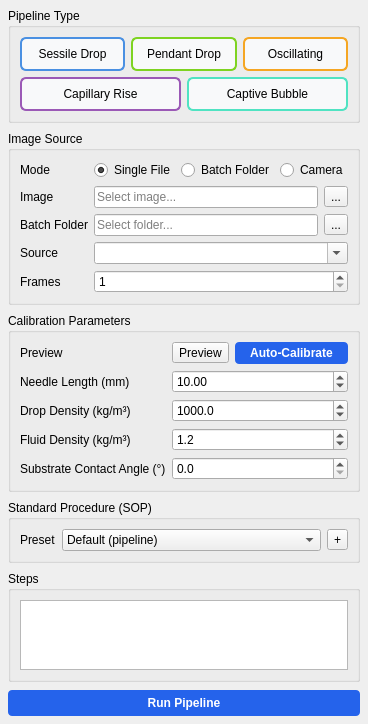
The window that src/menipy/gui/views/setup_panel.ui (carenaudo/Menipy) describes before a commit, drawn with Qt 5.
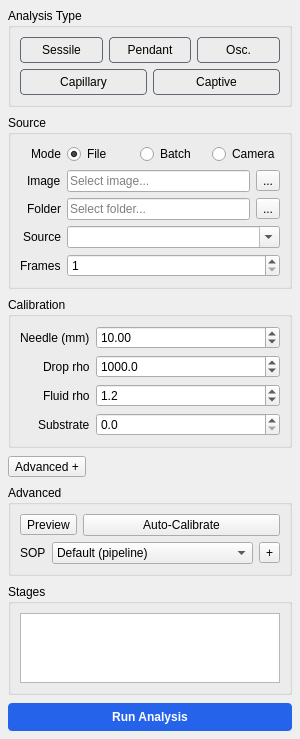
The same window after the commit. Icons and pictures are not drawn.

What changed in the file:
```diff
--- a/src/menipy/gui/views/setup_panel.ui
+++ b/src/menipy/gui/views/setup_panel.ui
@@ -6,8 +6,8 @@
    <rect>
     <x>0</x>
     <y>0</y>
-    <width>349</width>
-    <height>573</height>
+    <width>300</width>
+    <height>620</height>
    </rect>
   </property>
   <layout class="QVBoxLayout" name="root">
@@ -28,75 +28,42 @@
    </property>
    <item>
     <widget class="QGroupBox" name="pipelineGroup">
-     <property name="title">
-      <string>Pipeline Type</string>
-     </property>
+     <property name="title"><string>Analysis Type</string></property>
      <layout class="QVBoxLayout" name="pipelineButtonLayout">
+      <property name="spacing"><number>6</number></property>
       <item>
        <layout class="QHBoxLayout" name="pipelineButtons">
+        <property name="spacing"><number>6</number></property>
         <item>
          <widget class="QPushButton" name="sessileBtn">
-          <property name="text">
-           <string>Sessile Drop</string>
-          </property>
-          <property name="icon">
-           <iconset resource="../resources/menipy_icons.qrc">
-            <normaloff>:/icons/sessile.svg</normaloff>
-           </iconset>
-          </property>
-          <property name="checkable">
-           <bool>true</bool>
-          </property>
-          <property name="autoExclusive">
-           <bool>true</bool>
-          </property>
+          <property name="text"><string>Sessile</string></property>
+          <property name="checkable"><bool>true</bool></property>
+          <property name="autoExclusive"><bool>true</bool></property>
           <property name="styleSheet">
-           <string notr="true">QPushButton { text-align: center; padding: 8px; border: 2px solid #4A90E2; border-radius: 6px; background-color: #f8f9fa; }
-QPushButton:checked { background-color: #4A90E2; color: white; font-weight: bold; }</string>
+           <string notr="true">QPushButton { text-align: center; padding: 5px 6px; border: 1px solid #5f6773; border-radius: 4px; background: transparent; color: palette(text); }
+QPushButton:checked { border: 2px solid #4A90E2; font-weight: 600; }</string>
           </property>
          </widget>
         </item>
         <item>
          <widget class="QPushButton" name="pendantBtn">
-          <property name="text">
-           <string>Pendant Drop</string>
-          </property>
-          <property name="icon">
-           <iconset resource="../resources/menipy_icons.qrc">
-            <normaloff>:/icons/pendant.svg</normaloff>
-           </iconset>
-          </property>
-          <property name="checkable">
-           <bool>true</bool>
-          </property>
-          <property name="autoExclusive">
-           <bool>true</bool>
-          </property>
+          <property name="text"><string>Pendant</string></property>
+          <property name="checkable"><bool>true</bool></property>
+          <property name="autoExclusive"><bool>true</bool></property>
           <property name="styleSheet">
-           <string notr="true">QPushButton { text-align: center; padding: 8px; border: 2px solid #7ED321; border-radius: 6px; background-color: #f8f9fa; }
-QPushButton:checked { background-color: #7ED321; color: white; font-weight: bold; }</string>
+           <string notr="true">QPushButton { text-align: center; padding: 5px 6px; border: 1px solid #5f6773; border-radius: 4px; background: transparent; color: palette(text); }
+QPushButton:checked { border: 2px solid #4A90E2; font-weight: 600; }</string>
           </property>
          </widget>
         </item>
         <item>
          <widget class="QPushButton" name="oscillatingBtn">
-          <property name="text">
-           <string>Oscillating</string>
-          </property>
-          <property name="icon">
-           <iconset resource="../resources/menipy_icons.qrc">
-            <normaloff>:/icons/oscillating.svg</normaloff>
-           </iconset>
-          </property>
-          <property name="checkable">
-           <bool>true</bool>
-          </property>
-          <property name="autoExclusive">
-           <bool>true</bool>
-          </property>
+          <property name="text"><string>Osc.</string></property>
+          <property name="checkable"><bool>true</bool></property>
+          <property name="autoExclusive"><bool>true</bool></property>
           <property name="styleSheet">
-           <string notr="true">QPushButton { text-align: center; padding: 8px; border: 2px solid #F5A623; border-radius: 6px; background-color: #f8f9fa; }
-QPushButton:checked { background-color: #F5A623; color: white; font-weight: bold; }</string>
+           <string notr="true">QPushButton { text-align: center; padding: 5px 6px; border: 1px solid #5f6773; border-radius: 4px; background: transparent; color: palette(text); }
+QPushButton:checked { border: 2px solid #4A90E2; font-weight: 600; }</string>
           </property>
          </widget>
         </item>
@@ -104,47 +71,26 @@
       </item>
       <item>
        <layout class="QHBoxLayout" name="pipelineButtonsRow2">
+        <property name="spacing"><number>6</number></property>
         <item>
          <widget class="QPushButton" name="capillaryBtn">
-          <property name="text">
-           <string>Capillary Rise</string>
-          </property>
-          <property name="icon">
-           <iconset resource="../resources/menipy_icons.qrc">
-            <normaloff>:/icons/capillary_rise.svg</normaloff>
-           </iconset>
-          </property>
-          <property name="checkable">
-           <bool>true</bool>
-          </property>
-          <property name="autoExclusive">
-           <bool>true</bool>
-          </property>
+          <property name="text"><string>Capillary</string></property>
+          <property name="checkable"><bool>true</bool></property>
+          <property name="autoExclusive"><bool>true</bool></property>
           <property name="styleSheet">
-           <string notr="true">QPushButton { text-align: center; padding: 8px; border: 2px solid #9B59B6; border-radius: 6px; background-color: #f8f9fa; }
-QPushButton:checked { background-color: #9B59B6; color: white; font-weight: bold; }</string>
+           <string notr="true">QPushButton { text-align: center; padding: 5px 6px; border: 1px solid #5f6773; border-radius: 4px; background: transparent; color: palette(text); }
+QPushButton:checked { border: 2px solid #4A90E2; font-weight: 600; }</string>
           </property>
          </widget>
         </item>
         <item>
          <widget class="QPushButton" name="captiveBtn">
-          <property name="text">
-           <string>Captive Bubble</string>
-          </property>
-          <property name="icon">
-           <iconset resource="../resources/menipy_icons.qrc">
-            <normaloff>:/icons/captive_bubble.svg</normaloff>
-           </iconset>
-          </property>
-          <property name="checkable">
-           <bool>true</bool>
-          </property>
-          <property name="autoExclusive">
-           <bool>true</bool>
-          </property>
+          <property name="text"><string>Captive</string></property>
+          <property name="checkable"><bool>true</bool></property>
+          <property name="autoExclusive"><bool>true</bool></property>
           <property name="styleSheet">
-           <string notr="true">QPushButton { text-align: center; padding: 8px; border: 2px solid #50E3C2; border-radius: 6px; background-color: #f8f9fa; }
-QPushButton:checked { background-color: #50E3C2; color: white; font-weight: bold; }</string>
+           <string notr="true">QPushButton { text-align: center; padding: 5px 6px; border: 1px solid #5f6773; border-radius: 4px; background: transparent; color: palette(text); }
+QPushButton:checked { border: 2px solid #4A90E2; font-weight: 600; }</string>
           </property>
          </widget>
         </item>
@@ -154,62 +100,111 @@
     </widget>
    </item>
    <item>
-   <widget class="QGroupBox" name="sourceGroup">
-    <property name="title">
-     <string>Image Source</string>
-    </property>
-     <layout class="QFormLayout" name="sourceForm"><item row="0" column="0"><widget class="QLabel" name="labelMode"><property name="text"><string>Mode</string></property></widget></item><item row="0" column="1"><layout class="QHBoxLayout" name="modeRow"><item><widget class="QRadioButton" name="singleModeRadio"><property name="text"><string>Single File</string></property><property name="checked"><bool>true</bool></property></widget></item><item><widget class="QRadioButton" name="batchModeRadio"><property name="text"><string>Batch Folder</string></property></widget></item><item><widget class="QRadioButton" name="cameraModeRadio"><property name="text"><string>Camera</string></property></widget></item></layout></item><item row="1" column="0"><widget class="QLabel" name="labelImage"><property name="text"><string>Image</string></property></widget></item><item row="1" column="1"><layout class="QHBoxLayout" name="srcRow"><item><widget class="QLineEdit" name="imagePathEdit"><property name="placeholderText"><string>Select image...</string></property></widget></item><item><widget class="QToolButton" name="browseBtn"><property name="toolTip"><string>Browse image</string></property><property name="text"><string>...</string></property></widget></item></layout></item><item row="2" column="0"><widget class="QLabel" name="labelBatch"><property name="text"><string>Batch Folder</string></property></widget></item><item row="2" column="1"><layout class="QHBoxLayout" name="batchRow"><item><widget class="QLineEdit" name="batchPathEdit"><property name="placeholderText"><string>Select folder...</string></property></widget></item><item><widget class="QToolButton" name="batchBrowseBtn"><property name="toolTip"><string>Browse folder</string></property><property name="text"><string>...</string></property></widget></item></layout></item><item row="3" column="0"><widget class="QLabel" name="labelSourceId"><property name="text"><string>Source</string></property></widget></item><item row="3" column="1"><widget class="QComboBox" name="sourceIdCombo"><property name="editable"><bool>true</bool></property></widget></item><item row="4" column="0"><widget class="QLabel" name="labelFrames"><property name="text"><string>Frames</string></property></widget></item><item row="4" column="1"><widget class="QSpinBox" name="framesSpin"><property name="minimum"><number>1</number></property><property name="maximum"><number>9999</number></property><property name="value"><number>1</number></property></widget></item></layout></widget>
+    <widget class="QGroupBox" name="sourceGroup">
+     <property name="title"><string>Source</string></property>
+     <layout class="QFormLayout" name="sourceForm">
+      <property name="labelAlignment"><set>Qt::AlignRight|Qt::AlignTrailing|Qt::AlignVCenter</set></property>
+      <item row="0" column="0">
+       <widget class="QLabel" name="labelMode">
+        <property name="text"><string>Mode</string></property>
+       </widget>
+      </item>
+      <item row="0" column="1">
+       <layout class="QHBoxLayout" name="modeRow">
+        <item>
+         <widget class="QRadioButton" name="singleModeRadio">
+          <property name="text"><string>File</string></property>
+          <property name="checked"><bool>true</bool></property>
+         </widget>
+        </item>
+        <item>
+         <widget class="QRadioButton" name="batchModeRadio">
+          <property name="text"><string>Batch</string></property>
+         </widget>
+        </item>
+        <item>
+         <widget class="QRadioButton" name="cameraModeRadio">
+          <property name="text"><string>Camera</string></property>
+         </widget>
+        </item>
+       </layout>
+      </item>
+      <item row="1" column="0">
+       <widget class="QLabel" name="labelImage">
+        <property name="text"><string>Image</string></property>
+       </widget>
+      </item>
+      <item row="1" column="1">
+       <layout class="QHBoxLayout" name="srcRow">
+        <item>
+         <widget class="QLineEdit" name="imagePathEdit">
+          <property name="placeholderText"><string>Select image...</string></property>
+         </widget>
+        </item>
+        <item>
+         <widget class="QToolButton" name="browseBtn">
+          <property name="toolTip"><string>Browse image</string></property>
+          <property name="text"><string>...</string></property>
+         </widget>
+        </item>
+       </layout>
+      </item>
+      <item row="2" column="0">
+       <widget class="QLabel" name="labelBatch">
+        <property name="text"><string>Folder</string></property>
+       </widget>
+      </item>
+      <item row="2" column="1">
+       <layout class="QHBoxLayout" name="batchRow">
+        <item>
+         <widget class="QLineEdit" name="batchPathEdit">
+          <property name="placeholderText"><string>Select folder...</string></property>
+         </widget>
+        </item>
+        <item>
+         <widget class="QToolButton" name="batchBrowseBtn">
+          <property name="toolTip"><string>Browse folder</string></property>
+          <property name="text"><string>...</string></property>
+         </widget>
+        </item>
+       </layout>
+      </item>
+      <item row="3" column="0">
+       <widget class="QLabel" name="labelSourceId">
+        <property name="text"><string>Source</string></property>
+       </widget>
+      </item>
+      <item row="3" column="1">
+       <widget class="QComboBox" name="sourceIdCombo">
+        <property name="editable"><bool>true</bool></property>
+       </widget>
+      </item>
+      <item row="4" column="0">
+       <widget class="QLabel" name="labelFrames">
+        <property name="text"><string>Frames</string></property>
+       </widget>
+      </item>
+      <item row="4" column="1">
+       <widget class="QSpinBox" name="framesSpin">
+        <property name="minimum"><number>1</number></property>
+        <property name="maximum"><number>9999</number></property>
+        <property name="value"><number>1</number></property>
+       </widget>
+      </item>
+     </layout>
+    </widget>
    </item>
    <item>
-   <widget class="QGroupBox" name="calibrationGroup">
-    <property name="title">
-     <string>Calibration Parameters</string>
-    </property>
+    <widget class="QGroupBox" name="calibrationGroup">
+     <property name="title"><string>Calibration</string></property>
      <layout class="QFormLayout" name="calibrationForm">
+      <property name="labelAlignment"><set>Qt::AlignRight|Qt::AlignTrailing|Qt::AlignVCenter</set></property>
       <item row="0" column="0">
-       <widget class="QLabel" name="previewLabel">
-        <property name="text">
-         <string>Preview</string>
-        </property>
-       </widget>
-      </item>
-      <item row="0" column="1">
-       <layout class="QHBoxLayout" name="previewRow">
-        <item>
-       <widget class="QToolButton" name="previewBtn">
-        <property name="toolTip">
-         <string>Preview selected image</string>
-        </property>
-        <property name="text">
-         <string>Preview</string>
-        </property>
-       </widget>
-      </item>
-      <item>
-       <widget class="QPushButton" name="autoCalibrateBtn">
-        <property name="toolTip">
-         <string>Automatically detect ROI, needle, and substrate regions</string>
-        </property>
-        <property name="text">
-         <string>Auto-Calibrate</string>
-        </property>
-        <property name="styleSheet">
-         <string notr="true">QPushButton { background-color: #2563EB; color: white; border-radius: 4px; padding: 4px 8px; font-weight: bold; }
-QPushButton:hover { background-color: #1D4ED8; }
-QPushButton:disabled { background-color: #bdc3c7; }</string>
-        </property>
-       </widget>
-        </item>
-       </layout>
-      </item>
-      <item row="1" column="0">
        <widget class="QLabel" name="needleLengthLabel">
-        <property name="text">
-         <string>Needle Length (mm)</string>
-        </property>
+        <property name="text"><string>Needle (mm)</string></property>
        </widget>
       </item>
-      <item row="1" column="1">
+      <item row="0" column="1">
        <widget class="QDoubleSpinBox" name="needleLengthSpin">
         <property name="minimum">
          <double>0.100000000000000</double>
@@ -225,14 +220,12 @@
         </property>
        </widget>
       </item>
-      <item row="2" column="0">
+      <item row="1" column="0">
        <widget class="QLabel" name="dropDensityLabel">
-        <property name="text">
-         <string>Drop Density (kg/m³)</string>
-        </property>
+        <property name="text"><string>Drop rho</string></property>
        </widget>
       </item>
-      <item row="2" column="1">
+      <item row="1" column="1">
        <widget class="QDoubleSpinBox" name="dropDensitySpin">
         <property name="minimum">
          <double>500.000000000000000</double>
@@ -248,14 +241,12 @@
         </property>
        </widget>
       </item>
-      <item row="3" column="0">
+      <item row="2" column="0">
        <widget class="QLabel" name="fluidDensityLabel">
-        <property name="text">
-         <string>Fluid Density (kg/m³)</string>
-        </property>
+        <property name="text"><string>Fluid rho</string></property>
        </widget>
       </item>
-      <item row="3" column="1">
+      <item row="2" column="1">
        <widget class="QDoubleSpinBox" name="fluidDensitySpin">
         <property name="minimum">
          <double>1.000000000000000</double>
@@ -271,14 +262,12 @@
         </property>
        </widget>
       </item>
-      <item row="4" column="0">
+      <item row="3" column="0">
        <widget class="QLabel" name="substrateAngleLabel">
-        <property name="text">
-         <string>Substrate Contact Angle (°)</string>
-        </property>
+        <property name="text"><string>Substrate</string></property>
        </widget>
       </item>
-      <item row="4" column="1">
+      <item row="3" column="1">
        <widget class="QDoubleSpinBox" name="substrateAngleSpin">
         <property name="minimum">
          <double>0.000000000000000</double>
@@ -297,39 +286,56 @@
      </layout>
     </widget>
    </item>
+   <item>
+    <widget class="QToolButton" name="advancedToggleBtn">
+     <property name="text"><string>Advanced +</string></property>
+     <property name="checkable"><bool>true</bool></property>
+     <property name="toolButtonStyle"><enum>Qt::ToolButtonTextOnly</enum></property>
+    </widget>
+   </item>
    <item>
     <widget class="QGroupBox" name="sopGroup">
-     <property name="title">
-      <string>Standard Procedure (SOP)</string>
-     </property>
-     <layout class="QFormLayout" name="sopForm">
-      <item row="0" column="0">
-       <widget class="QLabel" name="labelPreset">
-        <property name="text">
-         <string>Preset</string>
-        </property>
-       </widget>
+     <property name="title"><string>Advanced</string></property>
+     <layout class="QVBoxLayout" name="advancedLayout">
+      <item>
+       <layout class="QHBoxLayout" name="previewRow">
+        <item>
+         <widget class="QToolButton" name="previewBtn">
+          <property name="toolTip"><string>Preview selected image</string></property>
+          <property name="text"><string>Preview</string></property>
+         </widget>
+        </item>
+        <item>
+         <widget class="QPushButton" name="autoCalibrateBtn">
+          <property name="toolTip"><string>Automatically detect ROI, needle, and substrate regions</string></property>
+          <property name="text"><string>Auto-Calibrate</string></property>
+         </widget>
+        </item>
+       </layout>
       </item>
-      <item row="0" column="1">
-       <layout class="QHBoxLayout" name="sopRow">
-        <item>
-         <widget class="QComboBox" name="sopCombo">
-          <item>
-           <property name="text">
-            <string>Default (pipeline)</string>
-           </property>
-          </item>
+      <item>
+       <layout class="QFormLayout" name="sopForm">
+        <item row="0" column="0">
+         <widget class="QLabel" name="labelPreset">
+          <property name="text"><string>SOP</string></property>
          </widget>
         </item>
-        <item>
-         <widget class="QToolButton" name="addSopBtn">
-          <property name="toolTip">
-           <string>Add SOP…</string>
-          </property>
-          <property name="text">
-           <string>+</string>
-          </property>
-         </widget>
+        <item row="0" column="1">
+         <layout class="QHBoxLayout" name="sopRow">
+          <item>
+           <widget class="QComboBox" name="sopCombo">
+            <item>
+             <property name="text"><string>Default (pipeline)</string></property>
+            </item>
+           </widget>
+          </item>
+          <item>
+           <widget class="QToolButton" name="addSopBtn">
+            <property name="toolTip"><string>Add SOP...</string></property>
+            <property name="text"><string>+</string></property>
+           </widget>
+          </item>
+         </layout>
         </item>
        </layout>
       </item>
@@ -338,53 +344,33 @@
    </item>
    <item>
     <widget class="QGroupBox" name="stepsGroup">
-     <property name="title">
-      <string>Steps</string>
-     </property>
+     <property name="title"><string>Stages</string></property>
      <layout class="QVBoxLayout" name="stepsBox">
-     <item>
-      <widget class="QListWidget" name="stepsList">
-       <property name="selectionMode">
-        <enum>QAbstractItemView::SelectionMode::NoSelection</enum>
-       </property>
-       <property name="flow">
-        <enum>QListView::Flow::TopToBottom</enum>
-       </property>
-       <property name="wrapping">
-        <bool>false</bool>
-       </property>
-       <property name="horizontalScrollBarPolicy">
-        <enum>Qt::ScrollBarPolicy::ScrollBarAlwaysOff</enum>
-       </property>
-       <property name="resizeMode">
-        <enum>QListView::ResizeMode::Adjust</enum>
-       </property>
-       <property name="movement">
-        <enum>QListView::Movement::Static</enum>
-       </property>
-       <property name="spacing">
-        <number>4</number>
-       </property>
-       <property name="uniformItemSizes">
-        <bool>false</bool>
-       </property>
-      </widget>
-     </item>
-    </layout>
-   </widget>
-  </item>
-  <item>
-   <widget class="QPushButton" name="runAllBtn">
-    <property name="text">
-     <string>Run Pipeline</string>
-    </property>
-    <property name="styleSheet">
-     <string notr="true">QPushButton { background-color: #2563EB; color: white; border-radius: 4px; padding: 6px 10px; font-weight: bold; }
+      <item>
+       <widget class="QListWidget" name="stepsList">
+        <property name="selectionMode"><enum>QAbstractItemView::NoSelection</enum></property>
+        <property name="flow"><enum>QListView::TopToBottom</enum></property>
+        <property name="wrapping"><bool>false</bool></property>
+        <property name="horizontalScrollBarPolicy"><enum>Qt::ScrollBarAlwaysOff</enum></property>
+        <property name="resizeMode"><enum>QListView::Adjust</enum></property>
+        <property name="movement"><enum>QListView::Static</enum></property>
+        <property name="spacing"><number>4</number></property>
+        <property name="uniformItemSizes"><bool>false</bool></property>
+       </widget>
+      </item>
+     </layout>
+    </widget>
+   </item>
+   <item>
+    <widget class="QPushButton" name="runAllBtn">
+     <property name="text"><string>Run Analysis</string></property>
+     <property name="styleSheet">
+      <string notr="true">QPushButton { background-color: #2563EB; color: white; border-radius: 4px; padding: 7px 10px; font-weight: 600; }
 QPushButton:hover { background-color: #1D4ED8; }
 QPushButton:disabled { background-color: #94A3B8; }</string>
-    </property>
-   </widget>
-  </item>
+     </property>
+    </widget>
+   </item>
    <item>
     <spacer name="spacerBottom">
      <property name="orientation">
```
Left out of the diff: 96 changed lines with no effect on the pictures.
